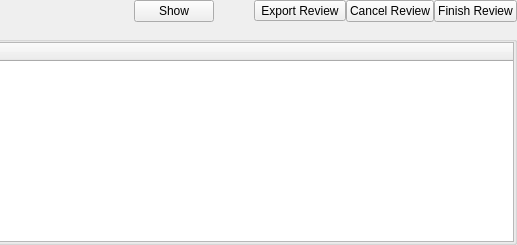
Old version of the form plugins/patchreview/patchreview.ui in the repository KDE/kdevelop; both pictures show x 323 to 840 and y 0 to 245 of the 840 by 245 pixel window.
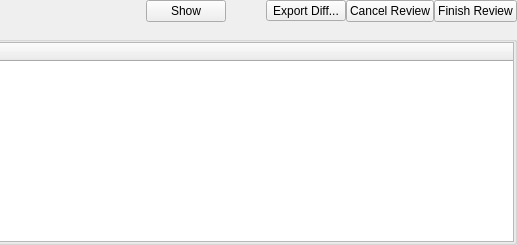
New version of the form. Custom widgets are drawn as their Qt base class.

Commit message: Added some infrastructure to define exporters from within the Patch Review plugin so that we don't need a new one for every little thing.

```diff
--- a/plugins/patchreview/patchreview.ui
+++ b/plugins/patchreview/patchreview.ui
@@ -75,7 +75,7 @@
      <item>
       <widget class="QToolButton" name="exportReview">
        <property name="text">
-        <string>Export Review</string>
+        <string>Export Diff...</string>
        </property>
        <property name="popupMode">
         <enum>QToolButton::InstantPopup</enum>
```
The commit also changes 4 other files.
